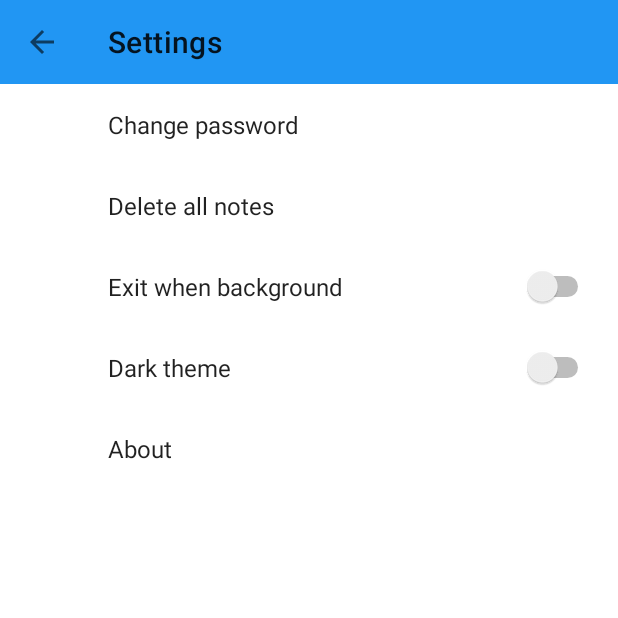
After one commit to AlekseyM73/SecureRepo, an Android app: the SettingsActivity screen opened directly, with no data from a screen before it, on a phone screen of 412 x 824 dp, the top half of it. The commit adds this screen. Run offline under Robolectric (Android 15) with nearby library versions, the phone set to English and light mode, and no system bars; our stand-ins replace androidx.preference.

Commit message:
in process

```diff
--- a/app/build.gradle
+++ b/app/build.gradle
@@ -25,6 +25,7 @@ android {
 
 dependencies {
     def lifecycle_version = "1.1.1"
+    implementation "androidx.preference:preference:1.1.0-rc01"
     implementation 'io.reactivex.rxjava2:rxjava:2.2.2'
     implementation 'io.reactivex.rxjava2:rxandroid:2.1.0'
     implementation "android.arch.persistence.room:rxjava2:1.0"
--- a/app/src/main/AndroidManifest.xml
+++ b/app/src/main/AndroidManifest.xml
@@ -22,6 +22,7 @@
         <activity android:name=".view.EnterPasswordActivity" />
         <activity android:name=".view.SetPasswordActivity" />
         <activity android:name=".view.RecyclerViewNoteListActivity" />
+        <activity android:name=".view.SettingsActivity" />
     </application>
 
 </manifest>
--- a/app/src/main/java/com/example/securerepo/view/BottomNavigationDrawerFragment.java
+++ b/app/src/main/java/com/example/securerepo/view/BottomNavigationDrawerFragment.java
@@ -1,16 +1,16 @@
 package com.example.securerepo.view;
 
+import android.content.Intent;
 import android.os.Bundle;
 import android.view.LayoutInflater;
 import android.view.MenuItem;
 import android.view.View;
 import android.view.ViewGroup;
-import android.widget.Toast;
 
 import androidx.annotation.NonNull;
 import androidx.annotation.Nullable;
-import androidx.fragment.app.Fragment;
 import androidx.fragment.app.FragmentManager;
+import androidx.fragment.app.FragmentTransaction;
 
 import com.example.securerepo.R;
 import com.google.android.material.bottomsheet.BottomSheetDialogFragment;
@@ -34,9 +34,8 @@ public class BottomNavigationDrawerFragment extends BottomSheetDialogFragment {
             public boolean onNavigationItemSelected(@NonNull MenuItem menuItem) {
                 switch (menuItem.getItemId()) {
                     case (R.id.bottom_app_bar_menu_settings): {
-
-                        SettingsDialogFragment dialog = new SettingsDialogFragment();
-                        dialog.show(getFragmentManager(),dialog.getTag());
+                        dismiss();
+                        startActivity(new Intent(getContext(),SettingsActivity.class));
                         return true;
                     }
                     case (R.id.bottom_app_bar_menu_exit): {
@@ -50,4 +49,9 @@ public class BottomNavigationDrawerFragment extends BottomSheetDialogFragment {
             }
         });
     }
+
+    @Override
+    public void onDetach() {
+        super.onDetach();
+    }
 }
--- /dev/null
+++ b/app/src/main/java/com/example/securerepo/view/SettingsActivity.java
@@ -0,0 +1,35 @@
+package com.example.securerepo.view;
+
+import android.os.Bundle;
+import android.os.PersistableBundle;
+
+import androidx.annotation.Nullable;
+import androidx.appcompat.app.ActionBar;
+import androidx.appcompat.app.AppCompatActivity;
+import androidx.appcompat.widget.Toolbar;
+
+import com.example.securerepo.R;
+
+public class SettingsActivity extends AppCompatActivity {
+
+    @Override
+    public void onCreate(@Nullable Bundle savedInstanceState ) {
+        super.onCreate(savedInstanceState);
+        setContentView(R.layout.activity_settings);
+        Toolbar toolbar = (Toolbar) findViewById(R.id.settingsActivityToolbar);
+        toolbar.setTitle("Settings");
+        setSupportActionBar(toolbar);
+        ActionBar actionBar = getSupportActionBar();
+        actionBar.setDisplayHomeAsUpEnabled(true);
+
+        getSupportFragmentManager().beginTransaction().
+                replace(R.id.settings_container, new SettingsFragment()).commit();
+
+    }
+
+    @Override
+    public boolean onSupportNavigateUp() {
+        onBackPressed();
+        return super.onSupportNavigateUp();
+    }
+}
--- /dev/null
+++ b/app/src/main/java/com/example/securerepo/view/SettingsFragment.java
@@ -0,0 +1,14 @@
+package com.example.securerepo.view;
+
+import android.os.Bundle;
+import androidx.preference.PreferenceFragmentCompat;
+import com.example.securerepo.R;
+
+public class SettingsFragment extends PreferenceFragmentCompat {
+
+    @Override
+    public void onCreatePreferences(Bundle savedInstanceState, String rootKey) {
+        addPreferencesFromResource(R.xml.preferences);
+    }
+
+}
--- a/app/src/main/res/layout/activity_recyclerview_notes.xml
+++ b/app/src/main/res/layout/activity_recyclerview_notes.xml
@@ -3,7 +3,6 @@
     <androidx.coordinatorlayout.widget.CoordinatorLayout
         xmlns:android="http://schemas.android.com/apk/res/android"
         xmlns:app="http://schemas.android.com/apk/res-auto"
-        xmlns:tools="http://schemas.android.com/tools"
         android:id="@+id/recyclerviewNotesActivity"
         android:layout_width="match_parent"
         android:layout_height="match_parent">
@@ -13,6 +12,11 @@
         android:layout_width="match_parent"
         android:layout_height="wrap_content"
         android:visibility="visible" />
+    <LinearLayout
+        android:id="@+id/recyclerviewFragmentContainer"
+        android:layout_width="wrap_content"
+        android:layout_height="wrap_content"
+        android:orientation="vertical" />
 
         <com.google.android.material.bottomappbar.BottomAppBar
             android:id="@+id/bottom_app_bar"
--- /dev/null
+++ b/app/src/main/res/layout/activity_settings.xml
@@ -0,0 +1,16 @@
+<?xml version="1.0" encoding="utf-8"?>
+
+<LinearLayout xmlns:android="http://schemas.android.com/apk/res/android"
+    android:id="@+id/settings_container"
+    android:orientation="vertical" android:layout_width="match_parent"
+    android:layout_height="match_parent">
+
+    <androidx.appcompat.widget.Toolbar
+        android:id="@+id/settingsActivityToolbar"
+        android:layout_width="match_parent"
+        android:layout_height="?attr/actionBarSize"
+        android:background="@color/colorPrimary">
+    </androidx.appcompat.widget.Toolbar>
+
+
+</LinearLayout>
--- /dev/null
+++ b/app/src/main/res/xml/preferences.xml
@@ -0,0 +1,34 @@
+<?xml version="1.0" encoding="utf-8"?>
+<PreferenceScreen xmlns:android="http://schemas.android.com/apk/res/android">
+
+    <Preference
+        android:key="pref_change_password"
+        android:title="Change password">
+    </Preference>
+
+    <Preference
+        android:key="pref_delete_notes"
+        android:title="Delete all notes">
+    </Preference>
+
+    <SwitchPreference
+        android:key="pref_exit_background"
+        android:title="Exit when background"
+        android:defaultValue="false">
+    </SwitchPreference>
+
+    <SwitchPreference
+        android:key="pref_dark_theme"
+        android:title="Dark theme"
+        android:defaultValue="false">
+    </SwitchPreference>
+
+    <Preference
+        android:key="pref_about"
+        android:title="About">
+    </Preference>
+    <DropDownPreference >
+
+    </DropDownPreference>
+
+</PreferenceScreen>
```
